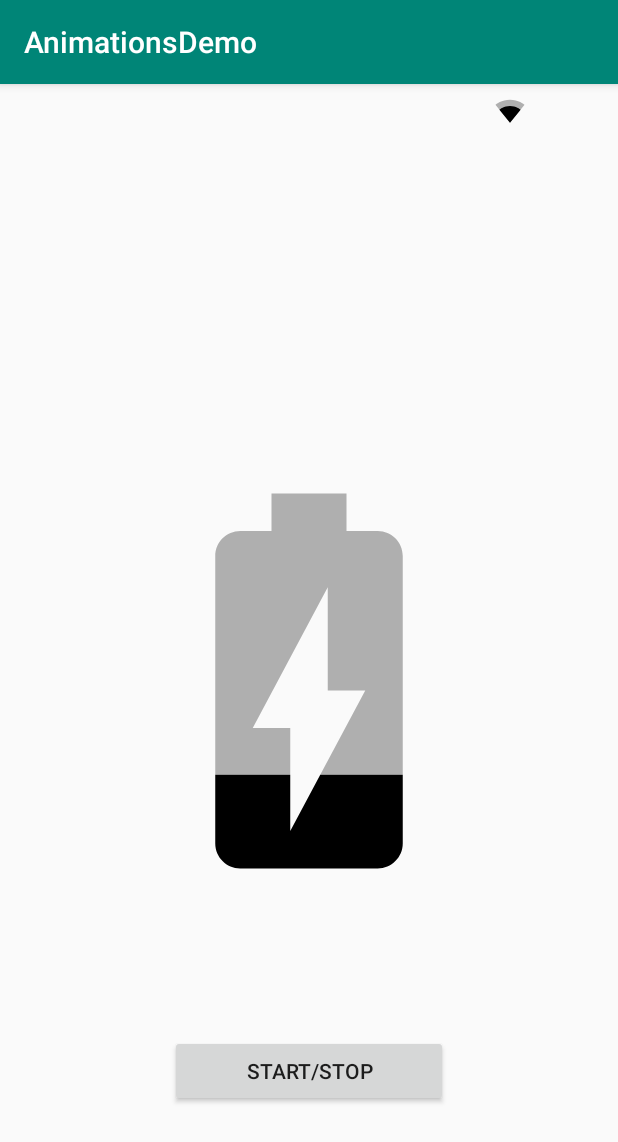
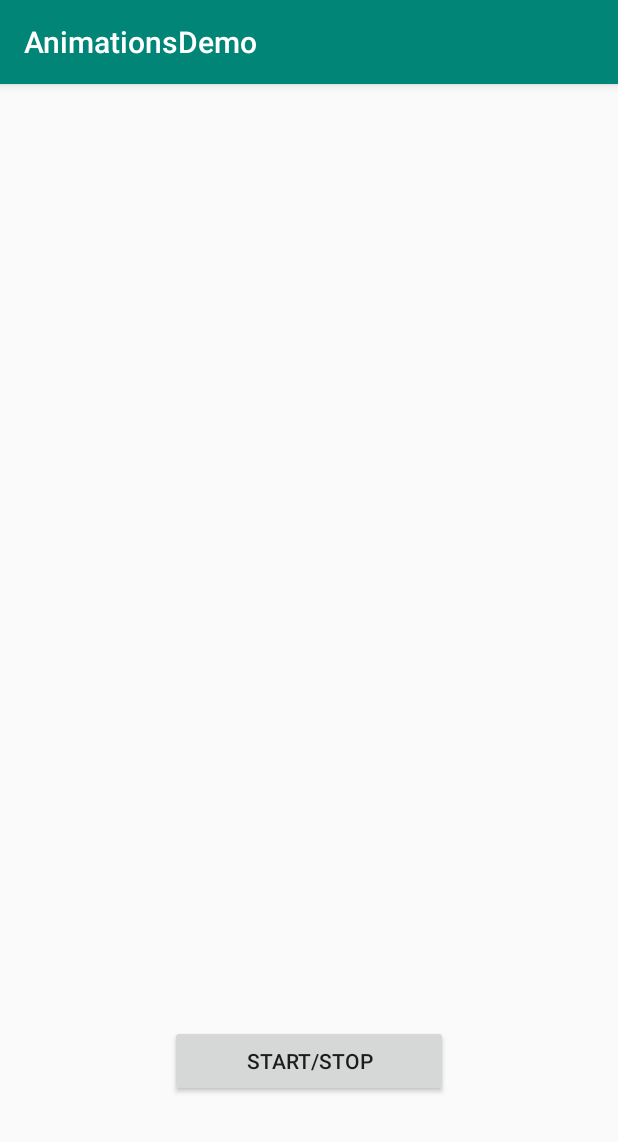
Before and after one commit to CodeHunta/AnimationsDemo, an Android app: the screen it shows after launch (MainActivity), on a phone screen of 412 x 824 dp. Shown: the top 1142 px of the screen. Run offline under Robolectric (Android 15) with nearby library versions, the phone set to English and light mode, and no system bars.

Commit message:
Frame Animation

```diff
--- a/app/src/main/java/com/sriyank/animationsdemo/MainActivity.kt
+++ b/app/src/main/java/com/sriyank/animationsdemo/MainActivity.kt
@@ -3,14 +3,12 @@ package com.sriyank.animationsdemo
 import android.graphics.drawable.AnimationDrawable
 import android.os.Bundle
 //import android.support.v7.app.AppCompatActivity
+import android.view.View
 import androidx.appcompat.app.AppCompatActivity
 import kotlinx.android.synthetic.main.activity_main.*
 
 
 class MainActivity : AppCompatActivity() {
-
-    private lateinit var batteryAnimation: AnimationDrawable
-    private lateinit var signalAnimation: AnimationDrawable
 
     override fun onCreate(savedInstanceState: Bundle?) {
         super.onCreate(savedInstanceState)
@@ -18,27 +16,8 @@ class MainActivity : AppCompatActivity() {
 
     }
 
-    override fun onStart() {
-        super.onStart()
-
-        targetImage.setBackgroundResource(R.drawable.battery_animation_list)
-        batteryAnimation = targetImage.background as AnimationDrawable
-        batteryAnimation.start()
-
-
-        imageWifi.setBackgroundResource(R.drawable.signal_animation_list)
-        signalAnimation = imageWifi.background as AnimationDrawable
-        signalAnimation.start()
-
-    }
-
     // Button click event handler
-    fun startStopAnimation() {
-
-        if (batteryAnimation.isRunning)
-            batteryAnimation.stop()
-        else
-            batteryAnimation.start()
+    fun startStopAnimation(view: View) {
 
     }
 }
--- a/app/src/main/res/layout/activity_main.xml
+++ b/app/src/main/res/layout/activity_main.xml
@@ -2,20 +2,8 @@
 <androidx.constraintlayout.widget.ConstraintLayout
         xmlns:android="http://schemas.android.com/apk/res/android"
         xmlns:app="http://schemas.android.com/apk/res-auto"
-        android:layout_height="match_parent" android:layout_width="match_parent" >
-
-    <ImageView
-        android:id="@+id/imageWifi"
-        android:layout_width="20dp"
-        android:layout_height="20dp"
-        android:layout_marginStart="275dp"
-        android:layout_marginTop="8dp"
-        android:layout_marginEnd="8dp"
-        app:layout_constraintEnd_toEndOf="parent"
-        app:layout_constraintStart_toStartOf="parent"
-        app:layout_constraintTop_toTopOf="parent"
-        app:layout_constraintTop_toBottomOf="parent"
-        android:contentDescription="@string/wifi" />
+        xmlns:tools="http://schemas.android.com/tools" android:layout_width="match_parent"
+        android:layout_height="match_parent">
 
     <ImageView
             android:id="@+id/targetImage"
@@ -28,22 +16,21 @@
             app:layout_constraintBottom_toBottomOf="parent"
             app:layout_constraintEnd_toEndOf="parent"
             app:layout_constraintStart_toStartOf="parent"
-        app:layout_constraintTop_toBottomOf="@+id/imageWifi"
-        android:contentDescription="@string/battery" />
+            app:layout_constraintTop_toTopOf="parent"/>
 
     <Button
-        android:id="@+id/btnStartStop"
+            android:text="START/STOP"
             android:layout_width="185dp"
             android:layout_height="wrap_content"
+            android:id="@+id/btnStartStop"
+            app:layout_constraintEnd_toEndOf="parent"
+            android:layout_marginEnd="8dp"
+            app:layout_constraintStart_toStartOf="parent"
             android:layout_marginStart="8dp"
+            android:layout_marginBottom="8dp"
+            app:layout_constraintBottom_toBottomOf="parent"
             android:layout_marginTop="8dp"
-        android:layout_marginEnd="8dp"
-        android:layout_marginBottom="8dp"
-        android:onClick="startStopAnimation"
-        android:text="@string/start_stop"
-        app:layout_constraintBottom_toBottomOf="parent"
-        app:layout_constraintEnd_toEndOf="parent"
-        app:layout_constraintStart_toStartOf="parent"
-        app:layout_constraintTop_toBottomOf="@+id/targetImage" />
+            app:layout_constraintTop_toBottomOf="@+id/targetImage"
+            android:onClick="startStopAnimation"/>
 
 </androidx.constraintlayout.widget.ConstraintLayout>
--- a/build.gradle
+++ b/build.gradle
@@ -8,7 +8,7 @@ buildscript {
 
     }
     dependencies {
-        classpath 'com.android.tools.build:gradle:3.5.1'
+        classpath 'com.android.tools.build:gradle:3.5.3'
         classpath "org.jetbrains.kotlin:kotlin-gradle-plugin:$kotlin_version"
         // NOTE: Do not place your application dependencies here; they belong
         // in the individual module build.gradle files
```
Also changed, not shown: app/src/main/res/drawable/ic_check.xml (added, +11 -0 lines), app/src/main/res/drawable/ic_close.xml (added, +11 -0 lines). Lines whose indentation alone changed are shown as unchanged.
